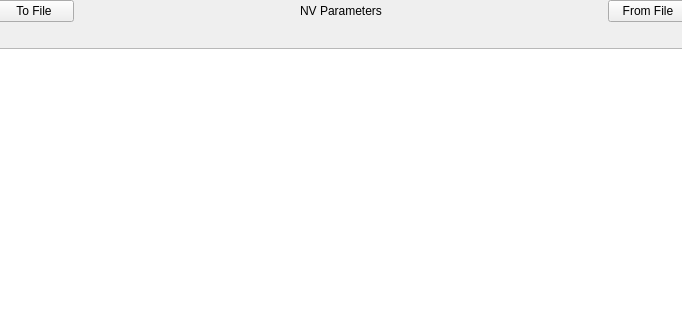
Above: epyqlib/nvview.ui from epcpower/st before the change; both pictures show x 183 to 865 and y 0 to 320 of the 957 by 598 pixel window. Below: the same form after it.
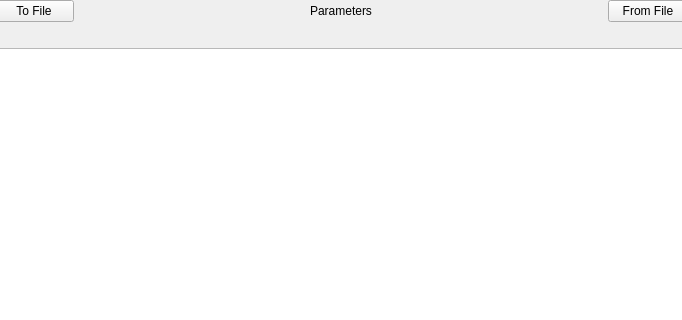
That is the form after the change.

Commit message:
NV Parameters -> Parameters
Auditors: tsnider

Diff of the .ui file:
```diff
--- a/epyqlib/nvview.ui
+++ b/epyqlib/nvview.ui
@@ -60,7 +60,7 @@
        <item>
         <widget class="QLabel" name="label">
          <property name="text">
-          <string>NV Parameters</string>
+          <string>Parameters</string>
          </property>
          <property name="alignment">
           <set>Qt::AlignCenter</set>
```
The commit also changes 1 other file.
